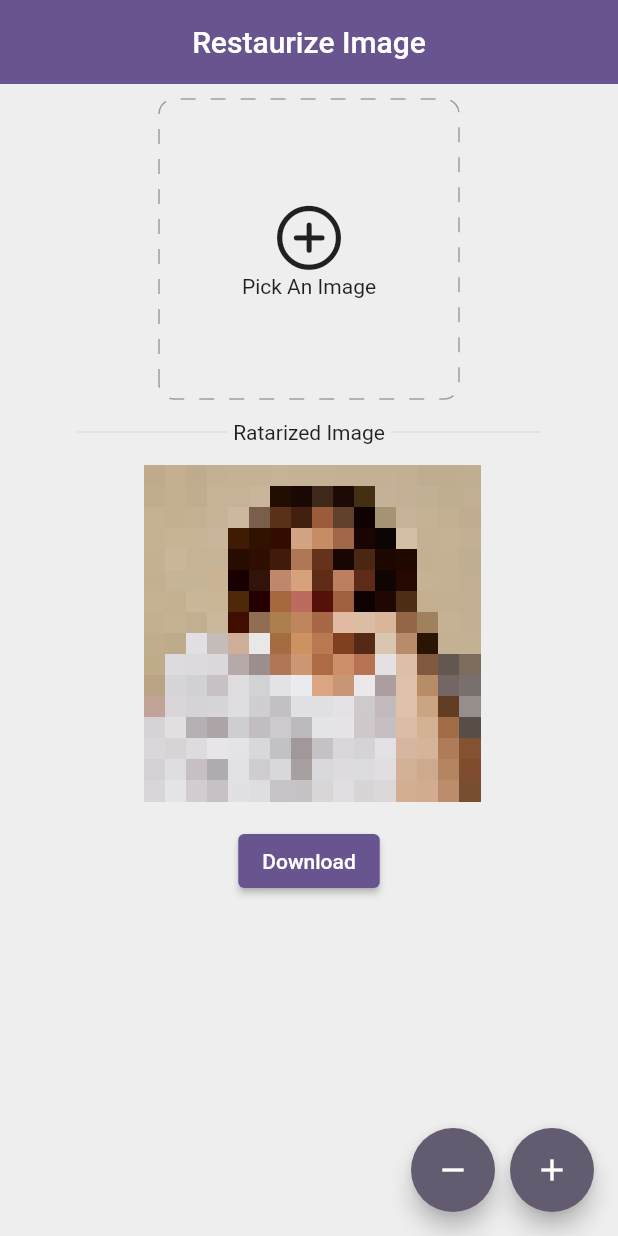
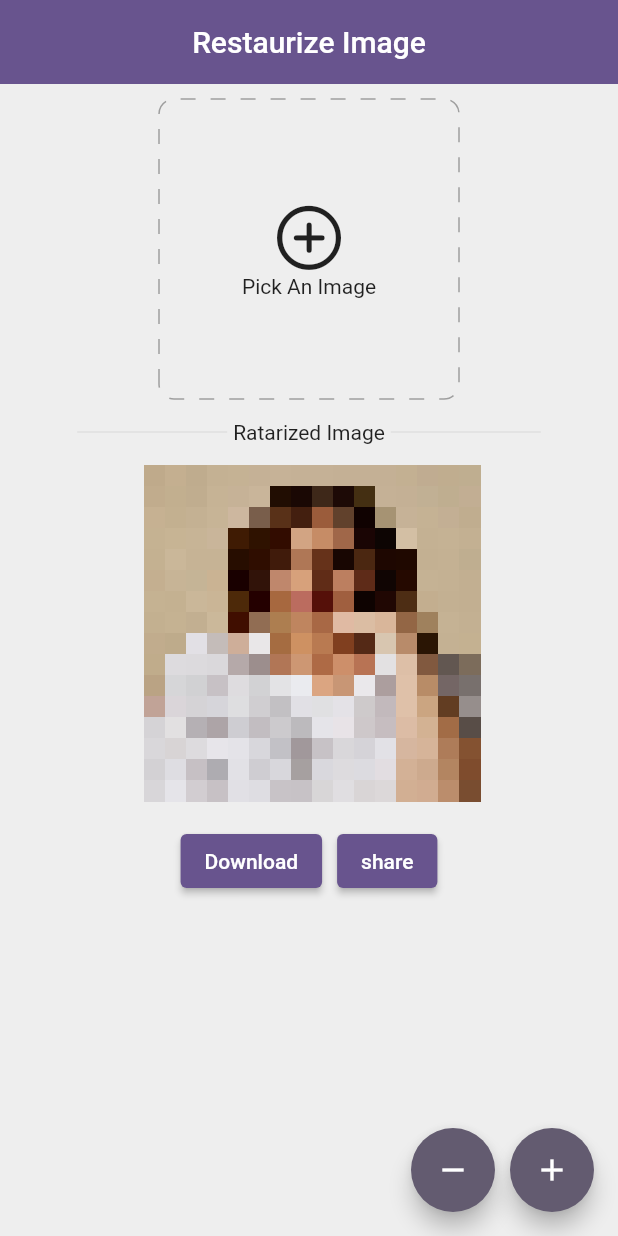
Before and after one commit to Richmond-Nunoo/RASTERIZE_IMAGE_FLUTTER, a Flutter app: the screen it shows after launch, after a tap on "Download", on a phone screen of 412 x 824 dp. Run offline on Flutter 3.47's test engine with Material 2 defaults, Android fonts, the phone set to English and light mode, and no system bars; our stand-ins replace dotted_decoration, image_gallery_saver, permission_handler, screenshot, share_plus.

Commit message:
image download works

```diff
--- a/lib/views/home_page.dart
+++ b/lib/views/home_page.dart
@@ -1,8 +1,15 @@
+import 'dart:io';
+
 import 'package:dotted_decoration/dotted_decoration.dart';
 import 'package:flutter/cupertino.dart';
 import 'package:flutter/material.dart';
 import 'package:flutter/services.dart';
 import 'package:image/image.dart' as imglib;
+import 'package:image_gallery_saver/image_gallery_saver.dart';
+import 'package:path_provider/path_provider.dart';
+import 'package:permission_handler/permission_handler.dart';
+import 'package:screenshot/screenshot.dart';
+import 'package:share_plus/share_plus.dart';
 
 class HomePage extends StatefulWidget {
   const HomePage({super.key});
@@ -35,6 +42,7 @@ class _HomePageState extends State<HomePage> {
     });
   }
 
+  ScreenshotController screenshotController = ScreenshotController();
   @override
   Widget build(BuildContext context) {
     return Scaffold(
@@ -133,12 +141,53 @@ class _HomePageState extends State<HomePage> {
                 const SizedBox(
                   height: 10,
                 ),
-                SizedBox(
+                rasterizedImageMethod(),
+                const SizedBox(
+                  height: 20,
+                ),
+                Row(
+                  mainAxisAlignment: MainAxisAlignment.center,
+                  crossAxisAlignment: CrossAxisAlignment.center,
+                  children: [
+                    ElevatedButton(
+                      onPressed: () async {
+                        final image = await screenshotController
+                            .captureFromWidget(rasterizedImageMethod());
+                        await saveImage(image);
+                      },
+                      child: const Text(
+                        "Download",
+                      ),
+                    ),
+                    const SizedBox(
+                      width: 10,
+                    ),
+                    ElevatedButton(
+                      onPressed: () async {
+                        final image = await screenshotController
+                            .captureFromWidget(rasterizedImageMethod());
+                        saveAndShare(image);
+                      },
+                      child: const Text(
+                        "share",
+                      ),
+                    )
+                  ],
+                )
+              ],
+            ),
+          ),
+        ],
+      ),
+    );
+  }
+
+  SizedBox rasterizedImageMethod() {
+    return SizedBox(
       height: 220,
       width: 220,
       child: LayoutBuilder(
-                    builder:
-                        (BuildContext context, BoxConstraints constraints) {
+        builder: (BuildContext context, BoxConstraints constraints) {
           var width = constraints.maxWidth;
           var height = constraints.maxHeight;
           var ratio = height / width;
@@ -154,24 +203,29 @@ class _HomePageState extends State<HomePage> {
           );
         },
       ),
-                ),
-                const SizedBox(
-                  height: 20,
-                ),
-                ElevatedButton(
-                  onPressed: () async {},
-                  child: const Text(
-                    "Download",
-
-                  ),
-                )
-              ],
-            ),
-          ),
-        ],
-      ),
     );
   }
+
+  saveImage(Uint8List image) async {
+    await [Permission.storage].request();
+
+    final time = DateTime.now()
+        .toIso8601String()
+        .replaceAll('.', '_')
+        .replaceAll('.', "_");
+    final String name = "Sreenshot_$time";
+    final results = await ImageGallerySaver.saveImage(image, name: name);
+    return results["filePath"];
+  }
+
+  // void saveAndShare(Uint8List image) {}
+}
+
+void saveAndShare(Uint8List bytes) async {
+  final directory = await getApplicationDocumentsDirectory();
+  final image = File("${directory.path}/screenshot.jpg");
+  image.writeAsBytes(bytes);
+  await Share.shareXFiles([XFile(image.path)]);
 }
 
 class ImagePainter extends CustomPainter {
--- a/pubspec.yaml
+++ b/pubspec.yaml
@@ -41,6 +41,9 @@ dependencies:
   dotted_decoration: ^2.0.0
   image_picker: ^1.0.1
   screenshot: ^2.1.0
+  image_gallery_saver: ^2.0.3
+  permission_handler: ^10.4.3
+  share_plus: ^7.0.2
 
 dev_dependencies:
   flutter_test:
```
Also changed, not shown: pubspec.lock, 7 other files. Lines whose indentation alone changed are shown as unchanged.
